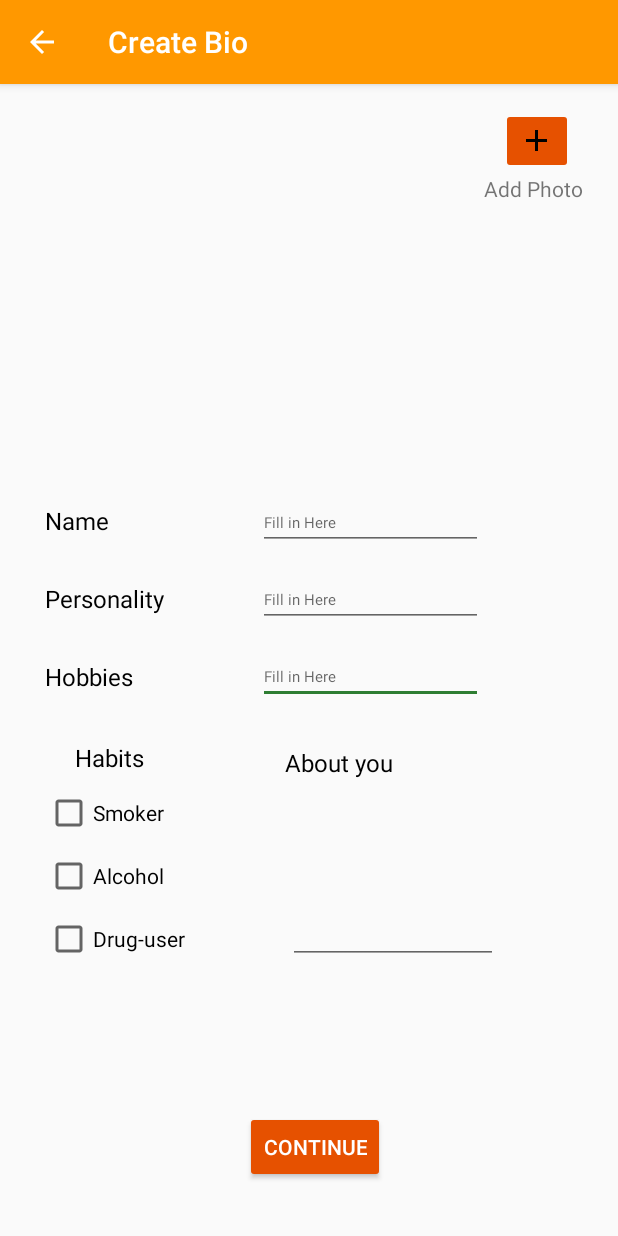
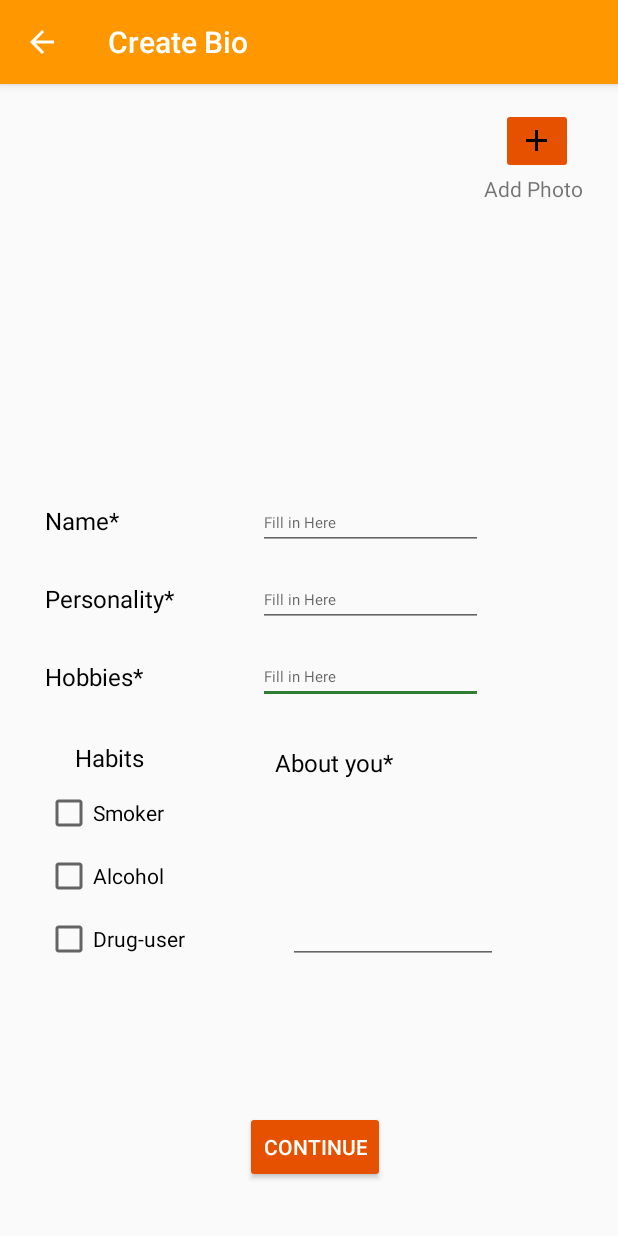
Before and after one commit to nickedchen/Grandfinder, an Android app: the CreateBio screen opened directly, with no data from a screen before it, on a phone screen of 412 x 824 dp. Run offline under Robolectric (Android 15) with nearby library versions, the phone set to English and light mode, and no system bars; our stand-ins replace Firebase (no records; nobody signed in at launch, a user with empty details on screens opened directly).

Commit message:
updated CreateBio and layout

```diff
--- a/app/src/main/res/layout/activity_create_bio.xml
+++ b/app/src/main/res/layout/activity_create_bio.xml
@@ -12,7 +12,7 @@
         android:layout_height="wrap_content"
         android:layout_marginStart="30dp"
         android:layout_marginTop="30dp"
-        android:text="Hobbies"
+        android:text="Hobbies*"
         android:textColor="@android:color/black"
         android:textSize="16sp"
         app:layout_constraintStart_toStartOf="parent"
@@ -24,7 +24,7 @@
         android:layout_height="wrap_content"
         android:layout_marginStart="30dp"
         android:layout_marginTop="30dp"
-        android:text="Personality"
+        android:text="Personality*"
         android:textColor="@android:color/black"
         android:textSize="16sp"
         app:layout_constraintStart_toStartOf="parent"
@@ -64,7 +64,7 @@
         android:layout_height="wrap_content"
         android:layout_marginTop="28dp"
         android:layout_marginEnd="150dp"
-        android:text="About you"
+        android:text="About you*"
         android:textColor="@android:color/black"
         android:textSize="16sp"
         app:layout_constraintEnd_toEndOf="parent"
@@ -161,7 +161,7 @@
         android:layout_height="wrap_content"
         android:layout_marginStart="30dp"
         android:layout_marginTop="280dp"
-        android:text="Name"
+        android:text="Name*"
         android:textColor="@android:color/black"
         android:textSize="16sp"
         app:layout_constraintStart_toStartOf="parent"
```
Also changed, not shown: app/src/main/java/com/google/firebase/codelab/grandfinder/CreateBio.java (+27 -13 lines).
